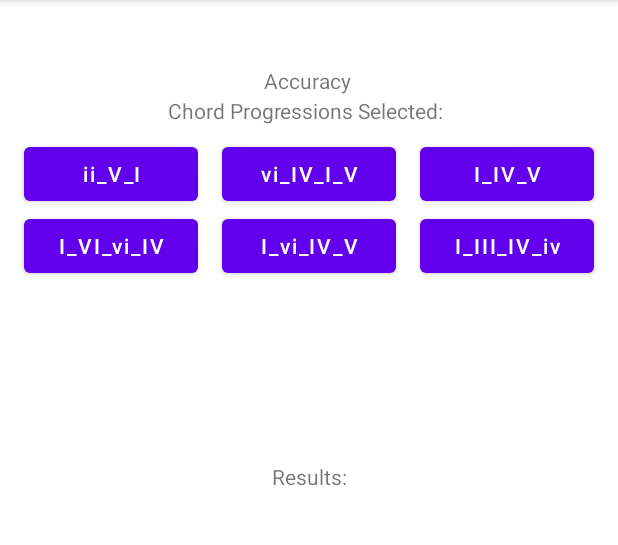
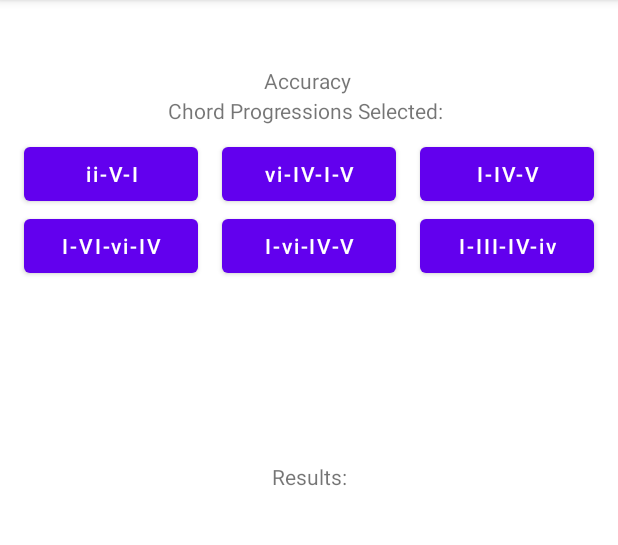
Before and after one commit to dwlakes/MusicTheory, an Android app: the earTrainingChordProgessionExercise screen opened directly, with no data from a screen before it, on a phone screen of 412 x 824 dp, the part 84-629 px from its top. Run offline under Robolectric (Android 15) with nearby library versions, the phone set to English and light mode, and no system bars; 3 statements that could not run were skipped.

Commit message:
replaced chord progression underscores with hyphens

```diff
--- a/app/src/main/java/com/example/musictheory/earTrainingMainMenu.kt
+++ b/app/src/main/java/com/example/musictheory/earTrainingMainMenu.kt
@@ -38,7 +38,7 @@ class earTrainingMainMenu : AppCompatActivity() {
     lateinit var selectedChordProgressions: BooleanArray
     var chordProgressionsList : MutableList<Int> = mutableListOf()
     var chordProgressionsArray = arrayOf(
-        "ii_V_I","vi_IV_I_V","I_IV_V","I_VI_vi_IV","I_vi_IV_V","I_III_IV_iv"
+        "ii-V-I","vi-IV-I-V","I-IV-V","I-VI-vi-IV","I-vi-IV-V","I-III-IV-iv"
     )
 
     override fun onCreate(savedInstanceState: Bundle?) {
--- a/app/src/main/res/layout/activity_ear_training_chord_progession_exercise.xml
+++ b/app/src/main/res/layout/activity_ear_training_chord_progession_exercise.xml
@@ -9,9 +9,9 @@
     <Button
         android:id="@+id/I_vi_IV_VBtn"
         android:layout_width="0dp"
+        android:layout_height="wrap_content"
         android:layout_weight="1"
-        android:layout_height="wrap_content"
-        android:text="I_vi_IV_V"
+        android:text="I-vi-IV-V"
         android:textAllCaps="false"
         app:layout_constraintEnd_toStartOf="@+id/I_III_IV_ivBtn"
         app:layout_constraintHorizontal_bias="0.5"
@@ -42,12 +42,12 @@
     <Button
         android:id="@+id/ii_V_IBtn"
         android:layout_width="0dp"
-        android:layout_weight="1"
         android:layout_height="wrap_content"
         android:layout_marginStart="16dp"
         android:layout_marginTop="92dp"
         android:layout_marginEnd="16dp"
-        android:text="ii_V_I"
+        android:layout_weight="1"
+        android:text="ii-V-I"
         android:textAllCaps="false"
         app:layout_constraintEnd_toStartOf="@+id/vi_IV_I_VBtn"
         app:layout_constraintHorizontal_bias="0.5"
@@ -57,9 +57,9 @@
     <Button
         android:id="@+id/vi_IV_I_VBtn"
         android:layout_width="0dp"
+        android:layout_height="wrap_content"
         android:layout_weight="1"
-        android:layout_height="wrap_content"
-        android:text="vi_IV_I_V"
+        android:text="vi-IV-I-V"
         android:textAllCaps="false"
         app:layout_constraintEnd_toStartOf="@+id/I_IV_VBtn"
         app:layout_constraintHorizontal_bias="0.5"
@@ -69,11 +69,11 @@
     <Button
         android:id="@+id/I_IV_VBtn"
         android:layout_width="0dp"
-        android:layout_weight="1"
         android:layout_height="wrap_content"
         android:layout_marginStart="16dp"
         android:layout_marginEnd="16dp"
-        android:text="I_IV_V"
+        android:layout_weight="1"
+        android:text="I-IV-V"
         android:textAllCaps="false"
         app:layout_constraintEnd_toEndOf="parent"
         app:layout_constraintHorizontal_bias="0.5"
@@ -83,12 +83,12 @@
     <Button
         android:id="@+id/I_VI_vi_IVBtn"
         android:layout_width="0dp"
-        android:layout_weight="1"
         android:layout_height="wrap_content"
         android:layout_marginStart="16dp"
+        android:layout_marginTop="140dp"
         android:layout_marginEnd="16dp"
-        android:layout_marginTop="140dp"
-        android:text="I_VI_vi_IV"
+        android:layout_weight="1"
+        android:text="I-VI-vi-IV"
         android:textAllCaps="false"
         app:layout_constraintEnd_toStartOf="@+id/I_vi_IV_VBtn"
         app:layout_constraintHorizontal_bias="0.5"
@@ -109,11 +109,11 @@
     <Button
         android:id="@+id/I_III_IV_ivBtn"
         android:layout_width="0dp"
-        android:layout_weight="1"
         android:layout_height="wrap_content"
         android:layout_marginStart="16dp"
         android:layout_marginEnd="16dp"
-        android:text="I_III_IV_iv"
+        android:layout_weight="1"
+        android:text="I-III-IV-iv"
         android:textAllCaps="false"
         app:layout_constraintEnd_toEndOf="parent"
         app:layout_constraintHorizontal_bias="0.5"
```
Also changed, not shown: app/src/main/java/com/example/musictheory/earTrainingChordProgessionExercise.kt (+13 -13 lines).
